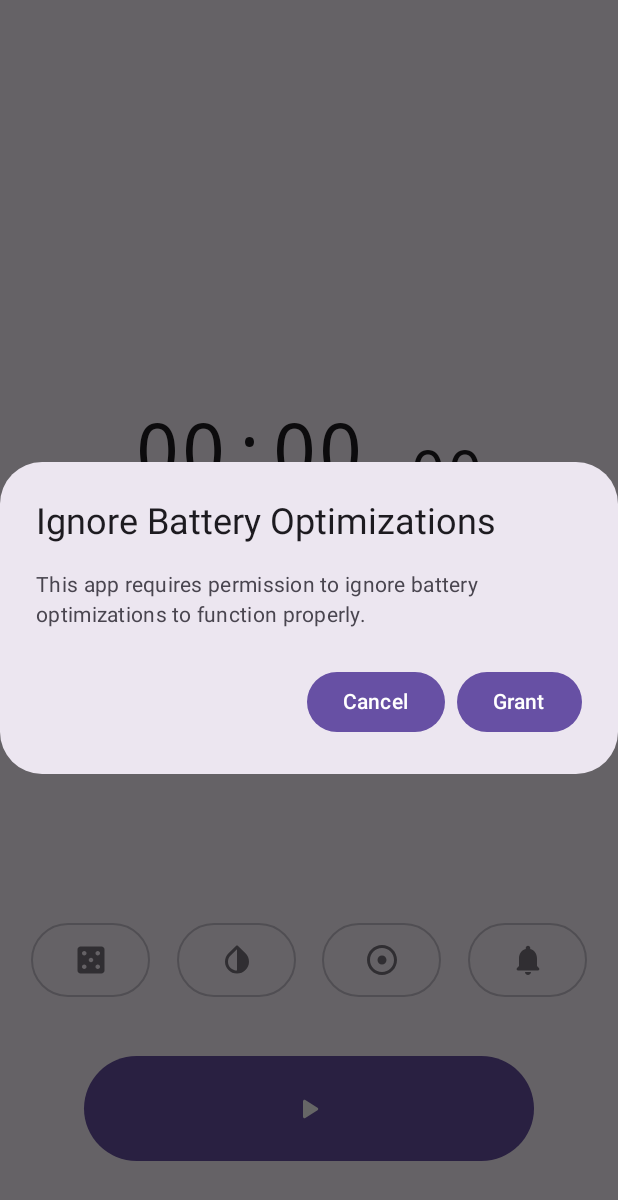
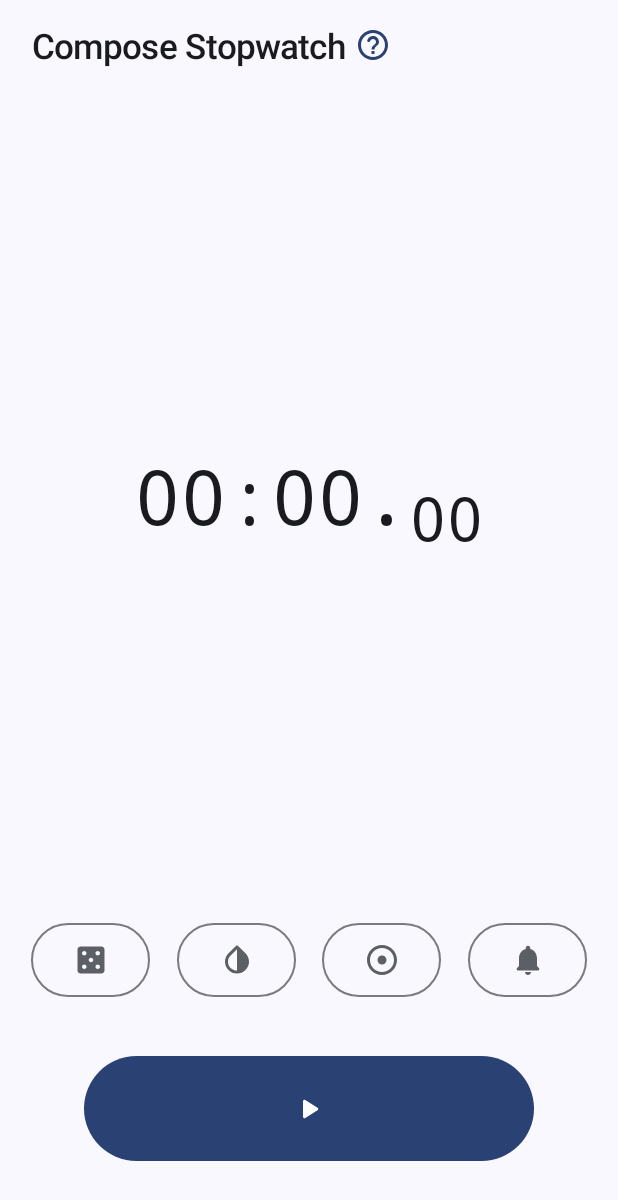
Before and after one commit to JustDeax/ComposeStopwatch, an Android app built with Jetpack Compose: the screen it shows after launch (AppActivity), on a phone screen of 412 x 824 dp. Shown: the top 1200 px of the screen. Run offline under Robolectric (Android 15) with nearby library versions, the phone set to English and light mode, and no system bars; our stand-ins replace livedata-compose.

Commit message:
1.1.2 FIX ALL

```diff
--- a/app/build.gradle.kts
+++ b/app/build.gradle.kts
@@ -13,7 +13,7 @@ android {
         minSdk = 24
         targetSdk = 34
         versionCode = 1
-        versionName = "1.1"
+        versionName = "1.1.2"
         testInstrumentationRunner = "androidx.test.runner.AndroidJUnitRunner"
         vectorDrawables { useSupportLibrary = true }
     }
--- a/app/src/main/java/com/justdeax/composeStopwatch/AppActivity.kt
+++ b/app/src/main/java/com/justdeax/composeStopwatch/AppActivity.kt
@@ -37,6 +37,7 @@ import androidx.compose.ui.tooling.preview.Preview
 import androidx.compose.ui.unit.dp
 import androidx.lifecycle.lifecycleScope
 import com.justdeax.composeStopwatch.stopwatch.DisplayActions
+import com.justdeax.composeStopwatch.stopwatch.DisplayAppName
 import com.justdeax.composeStopwatch.stopwatch.DisplayButton
 import com.justdeax.composeStopwatch.stopwatch.DisplayButtonInLandscape
 import com.justdeax.composeStopwatch.stopwatch.DisplayLaps
@@ -44,7 +45,6 @@ import com.justdeax.composeStopwatch.stopwatch.DisplayTime
 import com.justdeax.composeStopwatch.stopwatch.StopwatchService
 import com.justdeax.composeStopwatch.stopwatch.StopwatchViewModel
 import com.justdeax.composeStopwatch.stopwatch.StopwatchViewModelFactory
-import com.justdeax.composeStopwatch.ui.BatteryOptimizationCheck
 import com.justdeax.composeStopwatch.ui.theme.DarkColorScheme
 import com.justdeax.composeStopwatch.ui.theme.LightColorScheme
 import com.justdeax.composeStopwatch.ui.theme.Typography
@@ -75,7 +75,7 @@ class AppActivity : ComponentActivity() {
     fun AppPreviewScreen() {
         var additionalActionsShow by remember { mutableStateOf(false) }
         val theme by viewModel.theme.observeAsState(0)
-        val tapOnClock by viewModel.tapOnClock.observeAsState(1)
+        val tapOnClock by viewModel.tapOnClock.observeAsState(0)
         val notificationEnabled by viewModel.notificationEnabled.observeAsState(true)
         val context = LocalContext.current
         val configuration = LocalConfiguration.current
@@ -103,10 +103,18 @@ class AppActivity : ComponentActivity() {
                     LaunchedEffect(Unit) {
                         if (elapsedMs == 0L) additionalActionsShow = true
                     }
-                    BatteryOptimizationCheck()
 
                     if (isPortrait) {
                         Column(modifier = Modifier.padding(innerPadding)) {
+                            DisplayAppName(
+                                Modifier
+                                    .animateContentSize()
+                                    .fillMaxWidth()
+                                    .wrapContentHeight()
+                                    .padding(21.dp, 18.dp),
+                                this@AppActivity,
+                                additionalActionsShow
+                            )
                             DisplayTime(
                                 if (laps.isEmpty()) Modifier
                                     .animateContentSize()
@@ -116,6 +124,7 @@ class AppActivity : ComponentActivity() {
                                     .animateContentSize()
                                     .fillMaxWidth()
                                     .heightIn(min = 100.dp),
+                                true,
                                 elapsedSec,
                                 elapsedMs
                             ) { clickOnClock(tapOnClock, isRunning, notificationEnabled) }
@@ -167,6 +176,7 @@ class AppActivity : ComponentActivity() {
                                         .animateContentSize()
                                         .fillMaxWidth()
                                         .heightIn(min = 100.dp),
+                                    laps.isNotEmpty(),
                                     elapsedSec,
                                     elapsedMs
                                 ) { clickOnClock(tapOnClock, isRunning, notificationEnabled) }
--- a/app/src/main/java/com/justdeax/composeStopwatch/stopwatch/StopwatchComposes.kt
+++ b/app/src/main/java/com/justdeax/composeStopwatch/stopwatch/StopwatchComposes.kt
@@ -2,8 +2,11 @@ package com.justdeax.composeStopwatch.stopwatch
 import android.os.Build
 import androidx.compose.animation.core.animateIntAsState
 import androidx.compose.animation.core.keyframes
+import androidx.compose.animation.core.tween
 import androidx.compose.animation.fadeIn
 import androidx.compose.animation.fadeOut
+import androidx.compose.animation.slideInVertically
+import androidx.compose.animation.slideOutVertically
 import androidx.compose.foundation.clickable
 import androidx.compose.foundation.interaction.MutableInteractionSource
 import androidx.compose.foundation.layout.Arrangement
@@ -20,11 +23,13 @@ import androidx.compose.foundation.layout.fillMaxWidth
 import androidx.compose.foundation.layout.height
 import androidx.compose.foundation.layout.offset
 import androidx.compose.foundation.layout.padding
+import androidx.compose.foundation.layout.size
 import androidx.compose.foundation.layout.width
 import androidx.compose.foundation.layout.wrapContentHeight
 import androidx.compose.foundation.layout.wrapContentWidth
 import androidx.compose.foundation.lazy.LazyColumn
 import androidx.compose.foundation.lazy.items
+import androidx.compose.material3.Icon
 import androidx.compose.material3.MaterialTheme
 import androidx.compose.material3.Text
 import androidx.compose.runtime.Composable
@@ -62,6 +67,7 @@ import kotlinx.coroutines.launch
 @Composable
 fun DisplayTime(
     modifier: Modifier,
+    miniClock: Boolean,
     elapsedSec: Long,
     elapsedMs: Long,
     clickOnClock: () -> Unit
@@ -80,6 +86,7 @@ fun DisplayTime(
                     interactionSource = remember { MutableInteractionSource() }
                 ) { clickOnClock() }
         ) {
+            if (miniClock) {
                 Text(
                     text = "${formatSeconds(elapsedSec)}.",
                     fontSize = 50.sp,
@@ -90,6 +97,18 @@ fun DisplayTime(
                     fontSize = 40.sp,
                     fontFamily = FontFamily.Monospace
                 )
+            } else {
+                Text(
+                    text = "${formatSeconds(elapsedSec)}.",
+                    fontSize = 80.sp,
+                    fontFamily = FontFamily.Monospace
+                )
+                Text(modifier = Modifier.offset(y = 32.dp),
+                    text = displayMs(elapsedMs),
+                    fontSize = 64.sp,
+                    fontFamily = FontFamily.Monospace
+                )
+            }
         }
     }
 }
@@ -116,26 +135,78 @@ fun DisplayLaps(
                     Text(
                         modifier = Modifier.weight(1f),
                         text = index.toString(),
-                        style = MaterialTheme.typography.titleLarge,
-                        color = indexColor,
-                        fontWeight = FontWeight.Bold
+                        style = MaterialTheme.typography.displayLarge,
+                        fontWeight = FontWeight.Bold,
+                        color = indexColor
                     )
                     Text(
                         modifier = Modifier.weight(2f),
                         text = "${formatSeconds(elapsedTime / 1000)}.${displayMs(elapsedTime)}",
-                        style = MaterialTheme.typography.titleLarge
+                        style = MaterialTheme.typography.displayLarge,
+                        fontWeight = FontWeight.Normal
                     )
                     Text(
                         modifier = Modifier.weight(2f),
                         text = deltaLap,
-                        style = MaterialTheme.typography.titleLarge,
+                        style = MaterialTheme.typography.displayLarge,
+                        fontWeight = FontWeight.Medium,
                         color = MaterialTheme.colorScheme.onSecondaryContainer,
                         textAlign = TextAlign.End,
-                        fontWeight = FontWeight.Medium
                     )
                 }
             }
         }
+    }
+}
+
+@Composable
+fun DisplayAppName(
+    modifier: Modifier,
+    activity: AppActivity,
+    show: Boolean
+) {
+    val helpDraw = painterResource(R.drawable.round_help_outline_24)
+    var showAboutApp by remember { mutableStateOf(false) }
+
+    androidx.compose.animation.AnimatedVisibility(
+        visible = show,
+        enter = fadeIn(animationSpec = tween(durationMillis = 1000)) +
+                slideInVertically(
+                    initialOffsetY = { -40 },
+                    animationSpec = tween(durationMillis = 1000)
+                ),
+        exit = fadeOut(animationSpec = tween(durationMillis = 500)) +
+                slideOutVertically(
+                    targetOffsetY = { -40 },
+                    animationSpec = tween(durationMillis = 500)
+                )
+    ) {
+        Row(modifier
+            .clickable(
+                indication = null,
+                interactionSource = remember { MutableInteractionSource() }
+            ) { showAboutApp = true }
+        ) {
+            Text(
+                text = activity.getString(R.string.app_name),
+                style = MaterialTheme.typography.titleLarge
+            )
+            Spacer(modifier = Modifier.width(6.dp))
+            Icon(
+                modifier = Modifier.size(24.dp),
+                painter = helpDraw,
+                contentDescription = activity.getString(R.string.about_app),
+                tint = MaterialTheme.colorScheme.primary
+            )
+        }
+    }
+    if (showAboutApp) {
+        OkayDialog(
+            title = activity.getString(R.string.about_app),
+            desc = activity.getString(R.string.about_app_desc, activity.getString(R.string.app_version)),
+            confirmText = activity.getString(R.string.ok),
+            onConfirm = { showAboutApp = false }
+        )
     }
 }
 
--- a/app/src/main/java/com/justdeax/composeStopwatch/ui/CustomDialogs.kt
+++ b/app/src/main/java/com/justdeax/composeStopwatch/ui/CustomDialogs.kt
@@ -130,7 +130,7 @@ fun OkayDialog(
 ) {
     AlertDialog(
         title = { Text(title) },
-        text = { Text(desc) },
+        text = { Text(desc, fontSize = 20.sp) },
         confirmButton = {
             Button(onClick = onConfirm) {
                 Text(confirmText)
--- a/app/src/main/java/com/justdeax/composeStopwatch/ui/theme/Color.kt
+++ b/app/src/main/java/com/justdeax/composeStopwatch/ui/theme/Color.kt
@@ -9,10 +9,6 @@ val Pink10 = Color(0xFFEFB8C8)
 val GrayLight = Color(0xFFFCFCFC)
 
 //LIGHT THEME
-val color1 = Color(0xFF9268f8)
-val color2 = Color(0xFFE1BEE7)
-val Purple2 = Color(0xFF9e7fe3)
-
 val Purple40 = Color(0xFF6750A4)
 val PurpleGrey40 = Color(0xFF625B71)
 val Pink40 = Color(0xFF7D5260)
--- a/app/src/main/java/com/justdeax/composeStopwatch/ui/theme/Type.kt
+++ b/app/src/main/java/com/justdeax/composeStopwatch/ui/theme/Type.kt
@@ -13,10 +13,14 @@ val Typography = Typography(
         lineHeight = 24.sp,
         letterSpacing = 0.5.sp
     ),
+    displayLarge = TextStyle(
+        fontFamily = FontFamily.Monospace,
+        fontSize = 22.sp
+    ),
     titleLarge = TextStyle(
-        fontFamily = FontFamily.Monospace,
-        fontWeight = FontWeight.Normal,
-        fontSize = 22.sp
+        fontFamily = FontFamily.Default,
+        fontWeight = FontWeight.Medium,
+        fontSize = 23.sp,
     )
 
 /* Other default text styles to override
--- a/app/src/main/java/com/justdeax/composeStopwatch/util/DataStoreManager.kt
+++ b/app/src/main/java/com/justdeax/composeStopwatch/util/DataStoreManager.kt
@@ -29,7 +29,7 @@ class DataStoreManager(private val context: Context) {
     }
 
     fun getTheme() = context.dataStore.data.map { get ->
-        get[APP_THEME] ?: 1
+        get[APP_THEME] ?: 0
     }
 
     suspend fun changeTapOnClock(tapType: Int) {
@@ -37,7 +37,7 @@ class DataStoreManager(private val context: Context) {
     }
 
     fun getTapOnClock() = context.dataStore.data.map { get ->
-        get[SW_TAP_ON_CLOCK] ?: 0
+        get[SW_TAP_ON_CLOCK] ?: 1
     }
 
     suspend fun changeNotificationEnabled(enabled: Boolean) {
--- a/app/src/main/res/drawable/round_add_alert_24.xml
+++ /dev/null
@@ -1,7 +0,0 @@
-<vector xmlns:android="http://schemas.android.com/apk/res/android" android:height="24dp" android:tint="#000000" android:viewportHeight="24" android:viewportWidth="24" android:width="24dp">
-
-    <path android:fillColor="@android:color/white" android:pathData="M12,22c1.1,0 2,-0.9 2,-2h-4C10,21.1 10.9,22 12,22z"/>
-
-    <path android:fillColor="@android:color/white" android:pathData="M19,17h-1v-7c0,-2.79 -1.91,-5.14 -4.5,-5.8V3.5C13.5,2.67 12.83,2 12,2s-1.5,0.67 -1.5,1.5v0.7C7.91,4.86 6,7.21 6,10v7H5c-0.55,0 -1,0.45 -1,1s0.45,1 1,1h14c0.55,0 1,-0.45 1,-1S19.55,17 19,17zM14,13h-1v1c0,0.55 -0.45,1 -1,1s-1,-0.45 -1,-1v-1h-1c-0.55,0 -1,-0.45 -1,-1s0.45,-1 1,-1h1v-1c0,-0.55 0.45,-1 1,-1s1,0.45 1,1v1h1c0.55,0 1,0.45 1,1S14.55,13 14,13z"/>
-
-</vector>
--- a/app/src/main/res/drawable/round_add_card_24.xml
+++ /dev/null
@@ -1,5 +0,0 @@
-<vector xmlns:android="http://schemas.android.com/apk/res/android" android:height="24dp" android:tint="#000000" android:viewportHeight="24" android:viewportWidth="24" android:width="24dp">
-
-    <path android:fillColor="@android:color/white" android:pathData="M14,19c0,-0.55 -0.45,-1 -1,-1H4v-6h18V6c0,-1.1 -0.9,-2 -2,-2H4C2.89,4 2.01,4.89 2.01,6L2,18c0,1.11 0.89,2 2,2h9C13.55,20 14,19.55 14,19zM20,8H4V6h16V8zM20,22c-0.55,0 -1,-0.45 -1,-1v-2h-2c-0.55,0 -1,-0.45 -1,-1c0,-0.55 0.45,-1 1,-1h2v-2c0,-0.55 0.45,-1 1,-1c0.55,0 1,0.45 1,1v2h2c0.55,0 1,0.45 1,1c0,0.55 -0.45,1 -1,1h-2v2C21,21.55 20.55,22 20,22z"/>
-
-</vector>
--- /dev/null
+++ b/app/src/main/res/drawable/round_help_outline_24.xml
@@ -0,0 +1,5 @@
+<vector xmlns:android="http://schemas.android.com/apk/res/android" android:autoMirrored="true" android:height="24dp" android:tint="#000000" android:viewportHeight="24" android:viewportWidth="24" android:width="24dp">
+
+    <path android:fillColor="@android:color/white" android:pathData="M12,2C6.48,2 2,6.48 2,12s4.48,10 10,10 10,-4.48 10,-10S17.52,2 12,2zM12,20c-4.41,0 -8,-3.59 -8,-8s3.59,-8 8,-8 8,3.59 8,8 -3.59,8 -8,8zM11,16h2v2h-2zM12.61,6.04c-2.06,-0.3 -3.88,0.97 -4.43,2.79 -0.18,0.58 0.26,1.17 0.87,1.17h0.2c0.41,0 0.74,-0.29 0.88,-0.67 0.32,-0.89 1.27,-1.5 2.3,-1.28 0.95,0.2 1.65,1.13 1.57,2.1 -0.1,1.34 -1.62,1.63 -2.45,2.88 0,0.01 -0.01,0.01 -0.01,0.02 -0.01,0.02 -0.02,0.03 -0.03,0.05 -0.09,0.15 -0.18,0.32 -0.25,0.5 -0.01,0.03 -0.03,0.05 -0.04,0.08 -0.01,0.02 -0.01,0.04 -0.02,0.07 -0.12,0.34 -0.2,0.75 -0.2,1.25h2c0,-0.42 0.11,-0.77 0.28,-1.07 0.02,-0.03 0.03,-0.06 0.05,-0.09 0.08,-0.14 0.18,-0.27 0.28,-0.39 0.01,-0.01 0.02,-0.03 0.03,-0.04 0.1,-0.12 0.21,-0.23 0.33,-0.34 0.96,-0.91 2.26,-1.65 1.99,-3.56 -0.24,-1.74 -1.61,-3.21 -3.35,-3.47z"/>
+
+</vector>
--- a/app/src/main/res/values/strings.xml
+++ b/app/src/main/res/values/strings.xml
@@ -1,5 +1,6 @@
 <resources>
-    <string name="app_name">Beta Compose Stopwatch</string>
+    <string name="app_name">Compose Stopwatch</string>
+    <string name="app_version">1.1.2</string>
 
     <string name="cancel">Cancel</string>
     <string name="ok">OK</string>
@@ -58,4 +59,14 @@
     <string name="multi_stopwatch_not_available">Multi-stopwatch not available</string>
     <string name="multi_stopwatch_not_available_desc">The function is not available and may not be available</string>
 
+    <string name="about_app">About Compose Stopwatch</string>
+    <string name="about_app_desc">
+        This is a stopwatch app in Material You theme, designed for comfort:\n
+        - Change Theme\n
+        - Change orientation\n
+        - Choose to tap on the clock displaying the time\n
+        - Switch notifications on/off\n
+        - Multi-second stopwatch (Not available)\n
+        Version: %s
+    </string>
 </resources>
```
Lines whose indentation alone changed are shown as unchanged.
